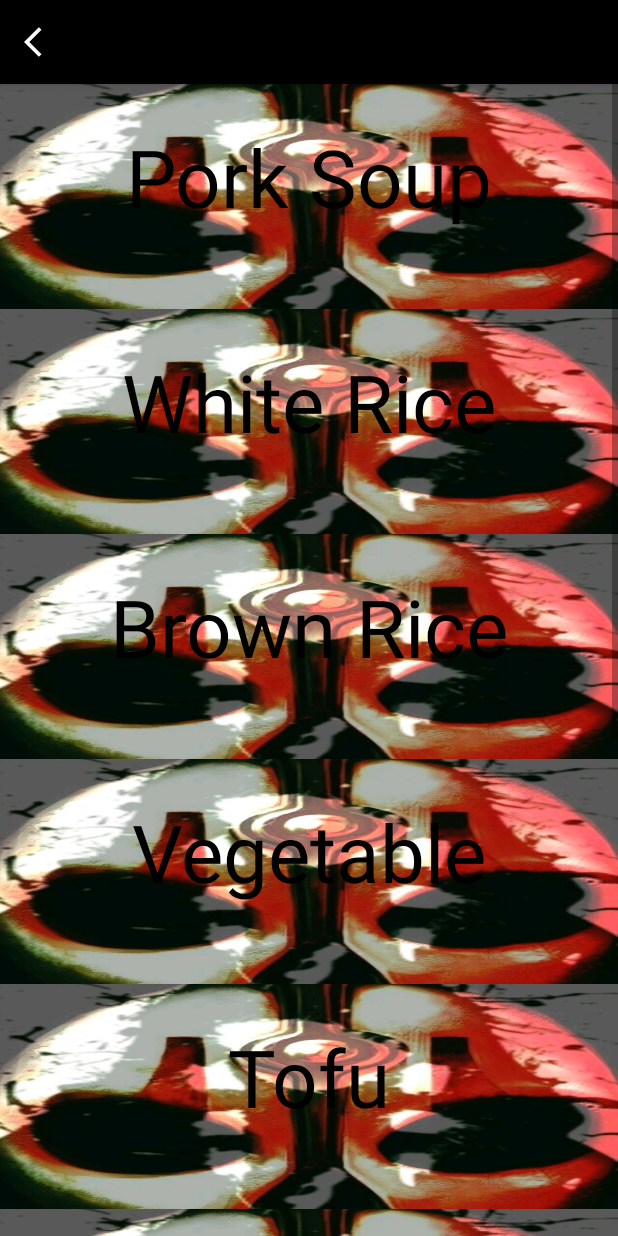
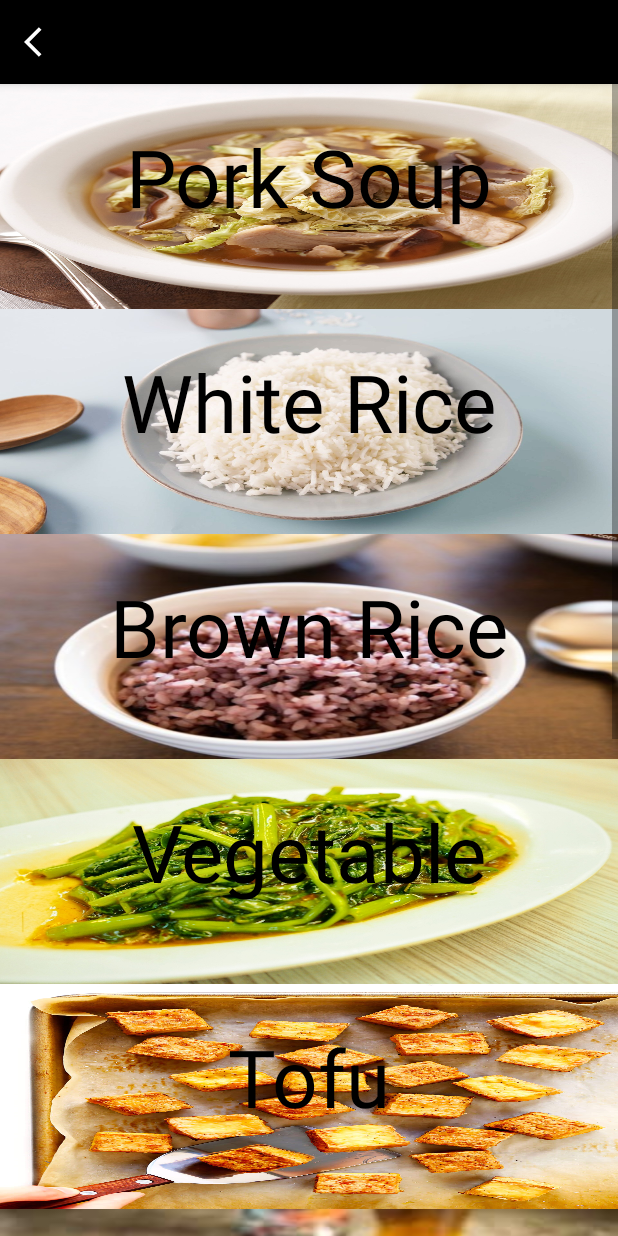
Before and after one commit to XuSog/Calorize, an Android app: the HealthySoupActivity screen opened directly, with no data from a screen before it, on a phone screen of 412 x 824 dp. Run offline under Robolectric (Android 15) with nearby library versions, the phone set to English and light mode, and no system bars.

Commit message:
Update healthy_soup_layout.xml

```diff
--- a/app/src/main/res/layout/healthy_soup_layout.xml
+++ b/app/src/main/res/layout/healthy_soup_layout.xml
@@ -35,7 +35,7 @@
             android:layout_width="match_parent"
             android:layout_height="150dp"
 
-            android:background="@drawable/sys1d" />
+            android:background="@drawable/porksouppic" />
 
         <com.example.healthcare.CustomImageButton
 
@@ -45,7 +45,7 @@
             android:layout_width="match_parent"
             android:layout_height="150dp"
 
-            android:background="@drawable/sys1d" />
+            android:background="@drawable/ricepic" />
 
         <com.example.healthcare.CustomImageButton
 
@@ -56,7 +56,7 @@
 
             android:layout_height="150dp"
 
-            android:background="@drawable/sys1d" />
+            android:background="@drawable/brownricepic" />
 
         <com.example.healthcare.CustomImageButton
 
@@ -67,7 +67,7 @@
 
             android:layout_height="150dp"
 
-            android:background="@drawable/sys1d" />
+            android:background="@drawable/vegetablepic" />
 
         <com.example.healthcare.CustomImageButton
 
@@ -77,7 +77,7 @@
             android:layout_width="match_parent"
             android:layout_height="150dp"
 
-            android:background="@drawable/sys1d" />
+            android:background="@drawable/tofupic" />
 
 
         <com.example.healthcare.CustomImageButton
@@ -89,7 +89,7 @@
 
             android:layout_height="150dp"
 
-            android:background="@drawable/sys1d" />
+            android:background="@drawable/pigearpic" />
 
         <com.example.healthcare.CustomImageButton
 
@@ -110,7 +110,7 @@
             android:layout_width="match_parent"
             android:layout_height="150dp"
 
-            android:background="@drawable/sys1d" />
+            android:background="@drawable/chichmeatpic" />
 
         <com.example.healthcare.CustomImageButton
 
@@ -120,7 +120,7 @@
             android:layout_width="match_parent"
             android:layout_height="150dp"
 
-            android:background="@drawable/sys1d" />
+            android:background="@drawable/chicliverpic" />
 
 
 
```
